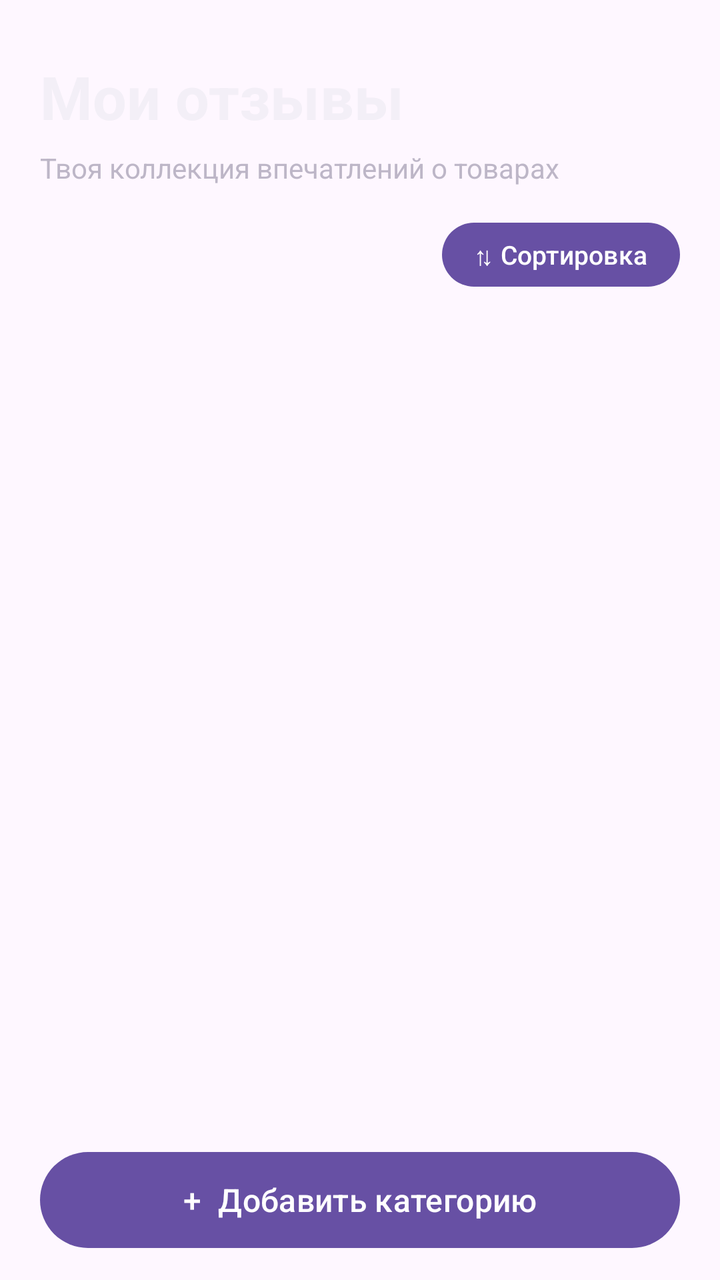
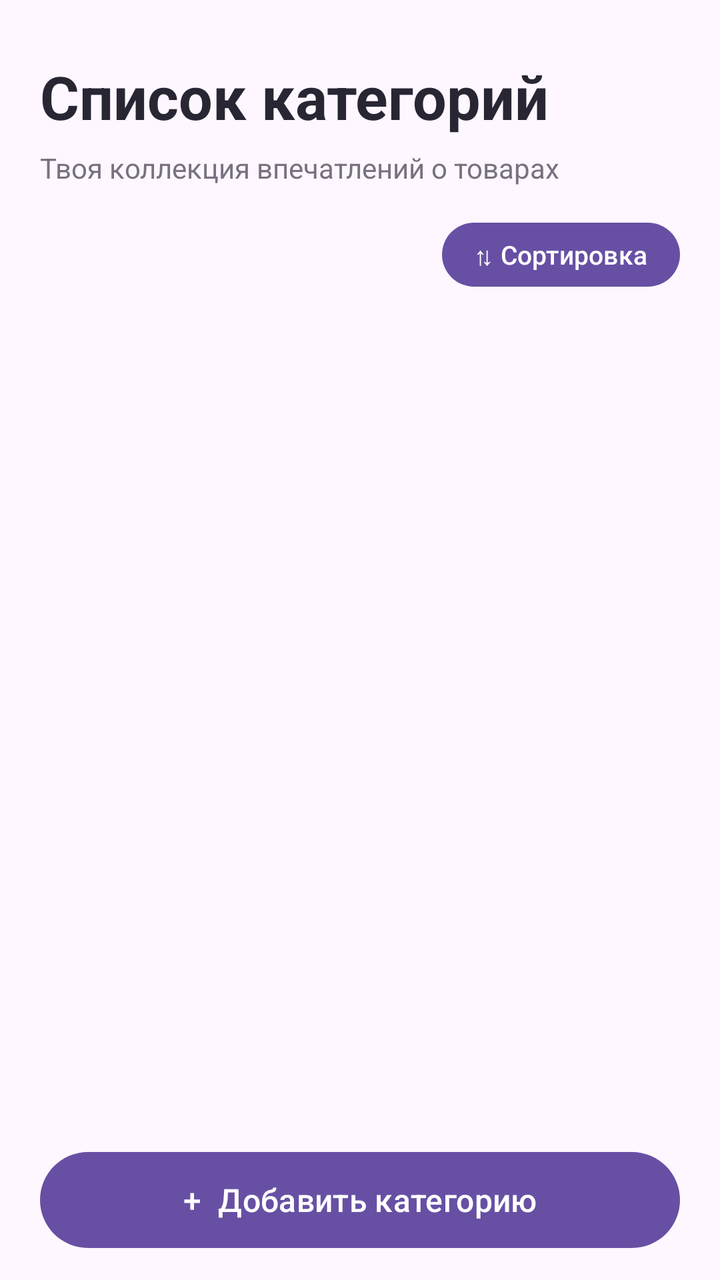

Two renders of the same Android screen: before a commit and after it. Below are the layout's source before the change and the commit's diff.
<!-- AndroidManifest.xml: application theme Theme.MyReviews -->
<!-- res/layout/activity_main.xml -->
<?xml version="1.0" encoding="utf-8"?>
<LinearLayout xmlns:android="http://schemas.android.com/apk/res/android"
    android:id="@+id/main"
    android:layout_width="match_parent"
    android:layout_height="match_parent"
    android:orientation="vertical"
    android:paddingStart="20dp"
    android:paddingEnd="20dp"
    android:paddingTop="16dp"
    android:paddingBottom="12dp">

    <TextView
        android:id="@+id/tvTitle"
        android:layout_width="match_parent"
        android:layout_height="wrap_content"
        android:paddingTop="12dp"
        android:text="Мои отзывы"
        android:textColor="#F3EFF7"
        android:textSize="30sp"
        android:textStyle="bold" />

    <TextView
        android:layout_width="match_parent"
        android:layout_height="wrap_content"
        android:layout_marginTop="6dp"
        android:text="Твоя коллекция впечатлений о товарах"
        android:textColor="#BDB6C7"
        android:textSize="14sp" />

    <Button
        android:id="@+id/btnSortCategories"
        android:layout_width="wrap_content"
        android:layout_height="40dp"
        android:layout_gravity="end"
        android:layout_marginTop="14dp"
        android:minWidth="0dp"
        android:paddingStart="16dp"
        android:paddingEnd="16dp"
        android:text="⇅ Сортировка"
        android:textAllCaps="false"
        android:textSize="13sp" />

    <ListView
        android:id="@+id/listCategories"
        android:layout_width="match_parent"
        android:layout_height="0dp"
        android:layout_weight="1"
        android:layout_marginTop="8dp"
        android:clipToPadding="false"
        android:divider="@android:color/transparent"
        android:dividerHeight="8dp"
        android:listSelector="@android:color/transparent"
        android:paddingBottom="8dp" />

    <Button
        android:id="@+id/btnAddCategory"
        android:layout_width="match_parent"
        android:layout_height="56dp"
        android:layout_marginTop="8dp"
        android:text="+  Добавить категорию"
        android:textAllCaps="false"
        android:textSize="16sp" />

</LinearLayout>
<!-- resources referenced by this layout -->
<resources>
  <style name="Theme.MyReviews" parent="Base.Theme.MyReviews" />
  <style name="Base.Theme.MyReviews" parent="Theme.Material3.DayNight.NoActionBar">
          
          
      </style>
</resources>

<!-- the commit's change to res/layout/activity_main.xml (unified diff, before → after) -->
@@ -14,8 +14,8 @@
         android:layout_width="match_parent"
         android:layout_height="wrap_content"
         android:paddingTop="12dp"
-        android:text="Мои отзывы"
-        android:textColor="#F3EFF7"
+        android:text="Список категорий"
+        android:textColor="@color/light_text_primary"
         android:textSize="30sp"
         android:textStyle="bold" />
 
@@ -24,7 +24,7 @@
         android:layout_height="wrap_content"
         android:layout_marginTop="6dp"
         android:text="Твоя коллекция впечатлений о товарах"
-        android:textColor="#BDB6C7"
+        android:textColor="@color/light_text_secondary"
         android:textSize="14sp" />
 
     <Button
<!-- resource entries referenced after the edit -->
@@ -1,5 +1,7 @@
 <!-- resources referenced by this layout -->
 <resources>
+  <color name="light_text_primary">#292633</color>
+  <color name="light_text_secondary">#777180</color>
   <style name="Theme.MyReviews" parent="Base.Theme.MyReviews" />
   <style name="Base.Theme.MyReviews" parent="Theme.Material3.DayNight.NoActionBar">
           
